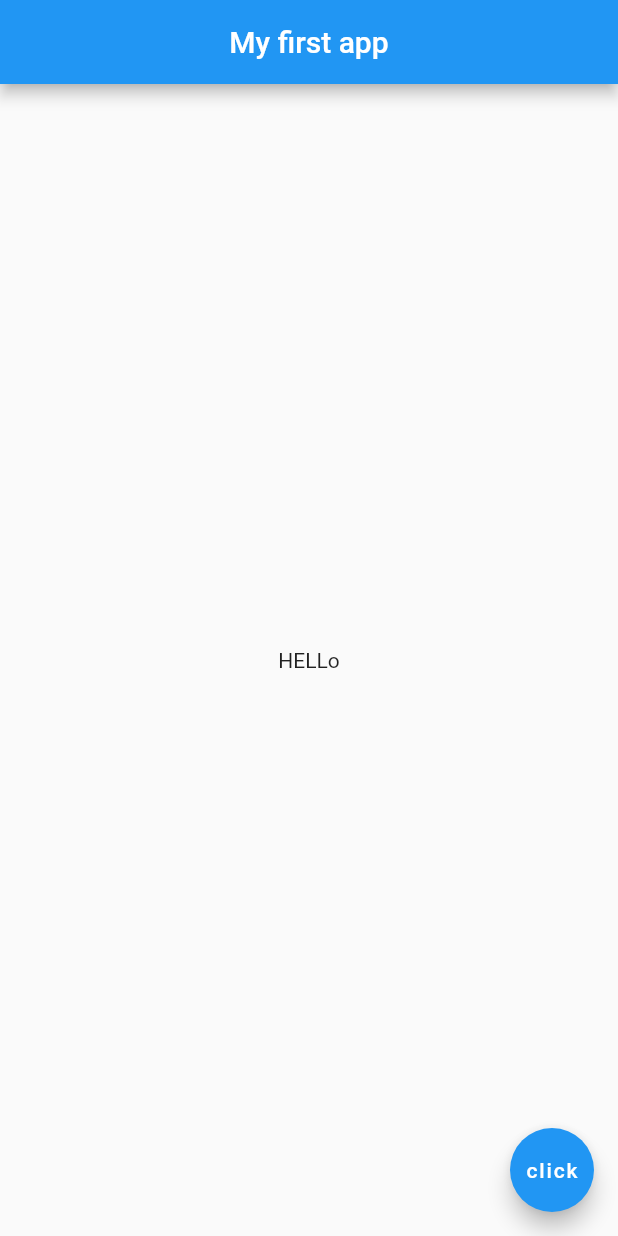
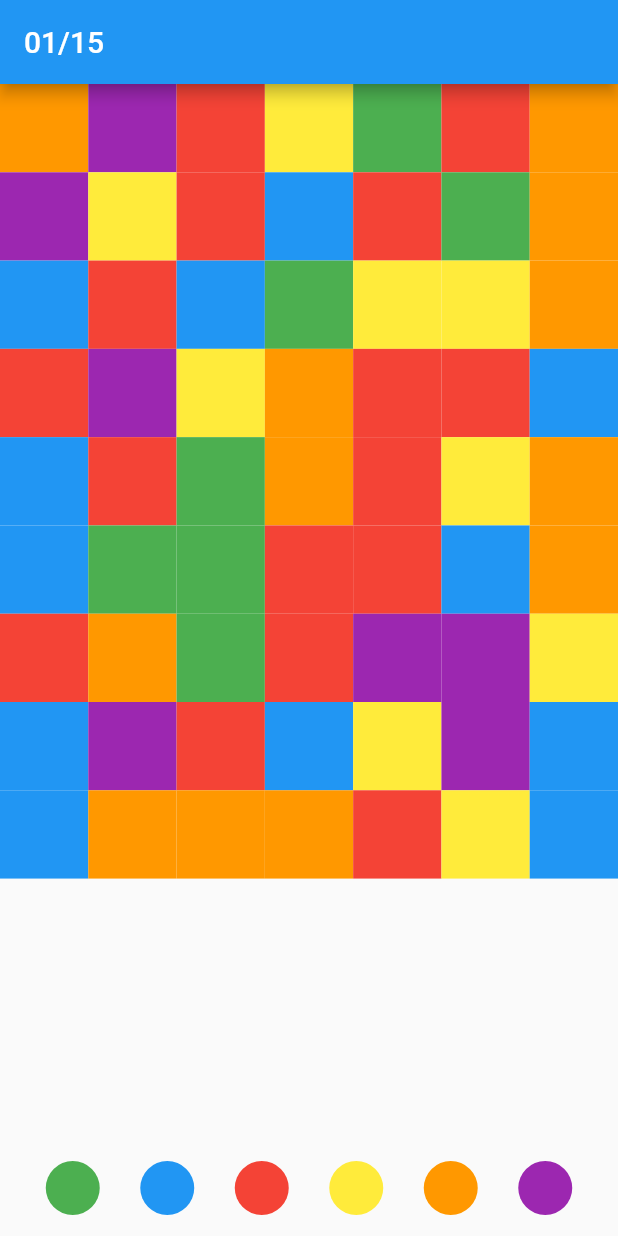
Before and after one commit to olerichard/flood-It_flutter, a Flutter app: the screen it shows after launch, on a phone screen of 412 x 824 dp. Run offline on Flutter 3.47's test engine with Material 2 defaults, Android fonts, the phone set to English and light mode, and no system bars.

Commit message:
created some componentent with limited logic. Just setting up the general layout and generating cubes

```diff
--- /dev/null
+++ b/lib/Board.dart
@@ -0,0 +1,25 @@
+import 'dart:math';
+
+import 'package:flutter/material.dart';
+
+class Board extends StatelessWidget {
+  const Board({this.colors, this.random});
+
+  final List<MaterialColor> colors;
+  final Random random;
+
+  @override
+  Widget build(BuildContext context) {
+    return GridView.count(
+      crossAxisSpacing: 0,
+      mainAxisSpacing: 0,
+      crossAxisCount: 7,
+      children: <Widget>[
+        for (var i = 0; i < (63); i++)
+          Container(
+            color: colors[random.nextInt(6)],
+          ),
+      ],
+    );
+  }
+}
--- /dev/null
+++ b/lib/ColorPickerBar.dart
@@ -0,0 +1,24 @@
+import 'package:flutter/material.dart';
+
+class ColorPickerBar extends StatelessWidget {
+  const ColorPickerBar({this.colors, this.updateBoard});
+
+  final Function updateBoard;
+  final List<MaterialColor> colors;
+  @override
+  Widget build(BuildContext context) {
+    return ButtonBar(
+        buttonMinWidth: 55.0,
+        alignment: MainAxisAlignment.center,
+        children: <Widget>[
+          for (var color in colors)
+            FlatButton(
+                color: color,
+                shape: CircleBorder(),
+                onPressed: () {
+                  updateBoard(color);
+                },
+                child: Text("")),
+        ]);
+  }
+}
--- a/lib/main.dart
+++ b/lib/main.dart
@@ -1,14 +1,45 @@
 import 'package:flutter/material.dart';
+import 'dart:math';
 
-void main() => runApp(MaterialApp(
-      home: Scaffold(
-        appBar: AppBar(
-          title: Text("My first app"),
-          centerTitle: true,
-        ),
-        body: Center(child: Text('HELLo')),
-        floatingActionButton: FloatingActionButton(
-          child: Text("click"),
-        ),
+import 'Board.dart';
+import 'ColorPickerBar.dart';
+
+void main() => runApp(MaterialApp(home: FloodIt()));
+
+class FloodIt extends StatefulWidget {
+  final int rowlength;
+
+  FloodIt({this.rowlength});
+
+  @override
+  _FloodItState createState() => _FloodItState();
+}
+
+class _FloodItState extends State<FloodIt> {
+  updateBoard(MaterialColor color) {
+    print(color);
+  }
+
+  final List<MaterialColor> colors = const [
+    Colors.green,
+    Colors.blue,
+    Colors.red,
+    Colors.yellow,
+    Colors.orange,
+    Colors.purple
+  ];
+
+  Random random = Random();
+
+  @override
+  Widget build(BuildContext context) {
+    return Scaffold(
+      appBar: AppBar(
+        title: Text("01/15"),
       ),
-    ));
+      body: Board(colors: colors, random: random),
+      bottomNavigationBar:
+          ColorPickerBar(colors: colors, updateBoard: updateBoard),
+    );
+  }
+}
```
